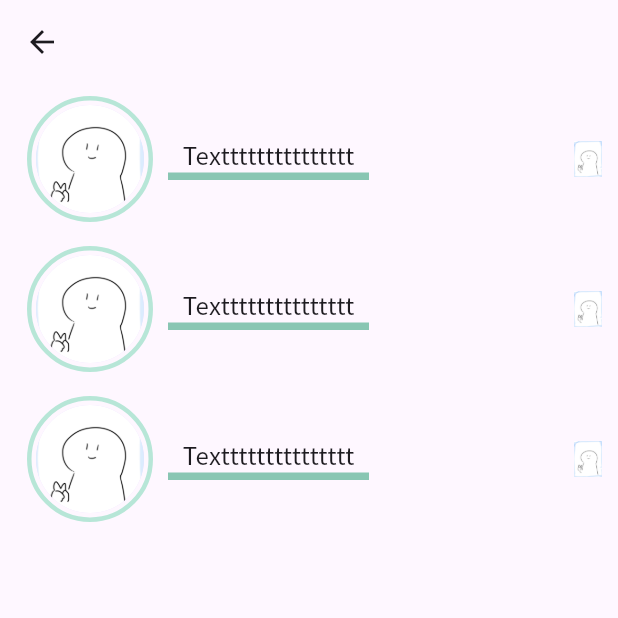
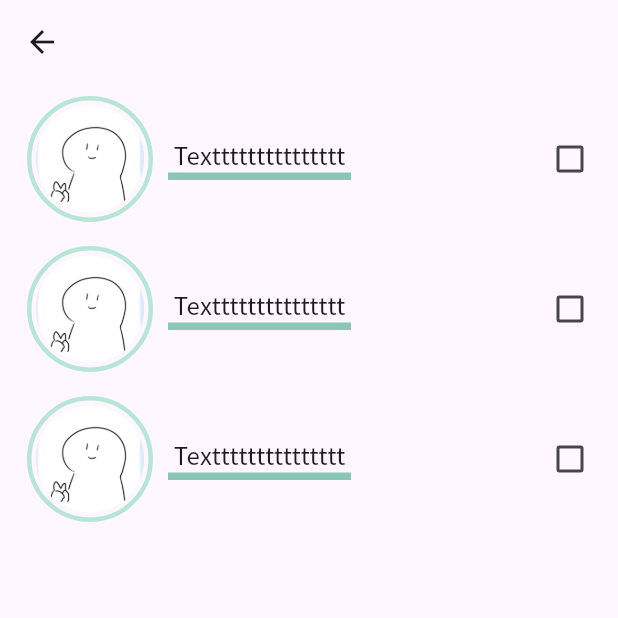
Before and after one commit to yambaru-hackathon/Group-6, a Flutter app: the LowerHouse screen opened directly, on a phone screen of 412 x 824 dp, the top half of it. Run offline on Flutter 3.47's test engine with Material 3 defaults, Android fonts, the phone set to English and light mode, and no system bars; our stand-ins replace firebase_auth, firebase_core, flutter_riverpod, riverpod_annotation; missing offline and left inert: dart:ffi, navigator_scope; accounts and stored records are empty; generated files the repository leaves out were written again.

Commit message:
エラー修正(仮)と、チェックボックス追加

```diff
--- a/lib/screen/election/election_list.dart
+++ b/lib/screen/election/election_list.dart
@@ -196,12 +196,12 @@ class _ElectionListState extends State<ElectionList> {
                 } else if (page == 'UpperHouse') {
                   Navigator.push(
                     context,
-                    MaterialPageRoute(builder: (context) => UpperHouse()),
+                    MaterialPageRoute(builder: (context) => LowerHouse()),
                   );
                 } else if (page == 'AnotherHouse') {
                   Navigator.push(
                     context,
-                    MaterialPageRoute(builder: (context) => AnotherHouse()),
+                    MaterialPageRoute(builder: (context) => LowerHouse()),
                   );
                 }
               },
--- a/lib/screen/election/lower_house.dart
+++ b/lib/screen/election/lower_house.dart
@@ -97,6 +97,48 @@ body: Column(
   ],
 ),
 
+    );
+  }
+}
+
+/*class CheckBox extends StatefulWidget{
+  @override
+  _CheckboxState createState() => _CheckboxState();
+}*/
+
+/*class _CheckboxState extends State<CheckBox> {
+  bool isChecked = false;
+
+  @override
+  Widget build(BuildContext context) {
+    return CheckboxListTile(
+      title: Text('Checkbox'),
+      value: isChecked,
+      onChanged: (bool? value) {
+        setState(() {
+          isChecked = value!;
+        });
+      },
+    );
+  }
+}*/
+class CheckboxWidget extends StatefulWidget {
+  @override
+  _CheckboxWidgetState createState() => _CheckboxWidgetState();
+}
+
+class _CheckboxWidgetState extends State<CheckboxWidget> {
+  bool isChecked = false;
+
+  @override
+  Widget build(BuildContext context) {
+    return Checkbox(
+      value: isChecked,
+      onChanged: (bool? value) {
+        setState(() {
+          isChecked = value!;
+        });
+      },
     );
   }
 }
@@ -234,10 +276,9 @@ class _LowerHouseState extends State<LowerHouse> {
                     ),
                   ),
                   Spacer(),
-                  Image.asset(
-                    'assets/images/politician_img.png',
-                    width: 24.0,
-                    height: 24.0,
+                  //CheckBox(),
+                  Center(
+                    child: CheckboxWidget(),
                   ),
                 ],
               ),
```
